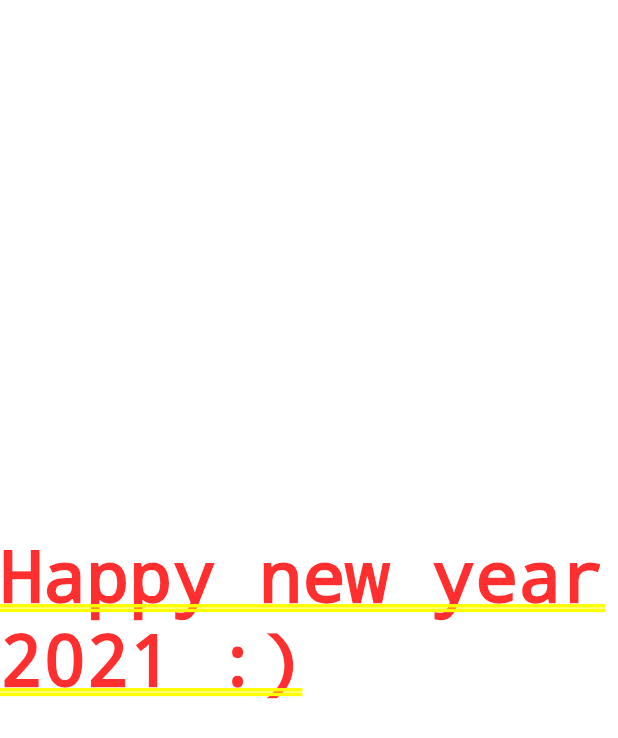
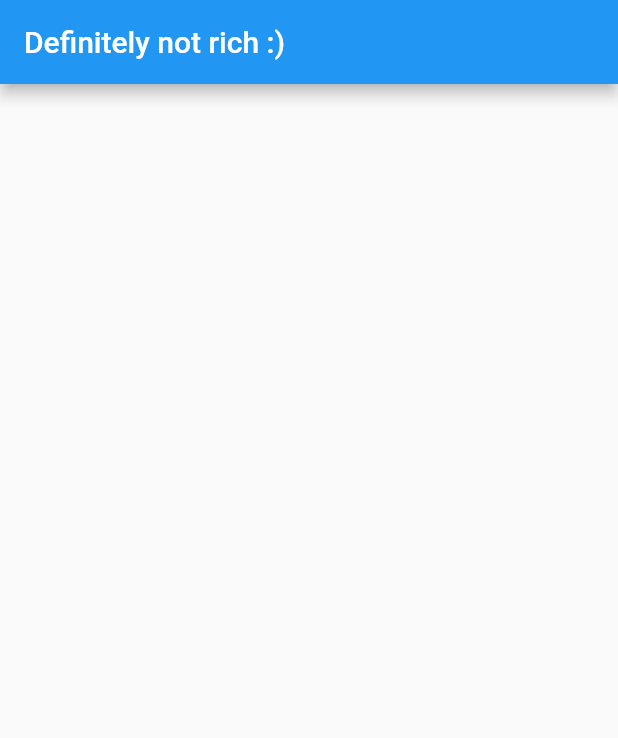
Before and after one commit to call-me-bk/definately_not_rich, a Flutter app: the screen it shows after launch, on a phone screen of 412 x 824 dp. Shown: the top 738 px of the screen. Run offline on Flutter 3.47's test engine with Material 2 defaults, Android fonts, the phone set to English and light mode, and no system bars.

Commit message:
Added Scaffold with an AppBar under under it.
Lesson 2. following https://youtu.be/l9nl-WkABIo as a reference :)

```diff
--- a/lib/main.dart
+++ b/lib/main.dart
@@ -1,7 +1,12 @@
 import 'package:flutter/material.dart';
 
+//Entry point
 void main() {
   runApp(MaterialApp(
-    home: Center(child: Text('Happy new year 2021 :)'),),
+    home: Scaffold(
+      appBar: AppBar(
+        title: Text("Definitely not rich :)"),
+      ),
+    ),
   ));
 }
```
